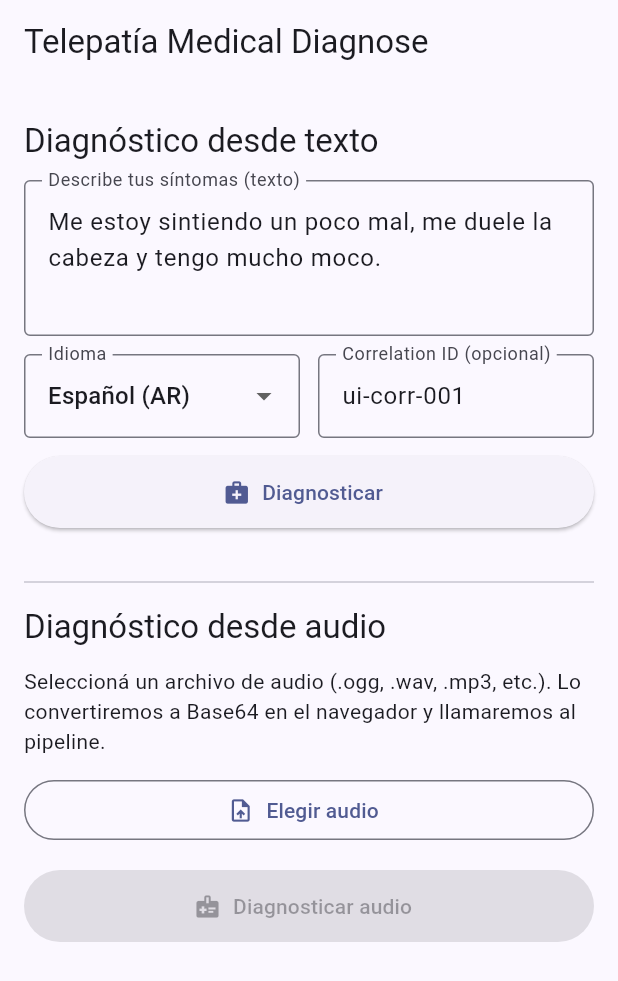
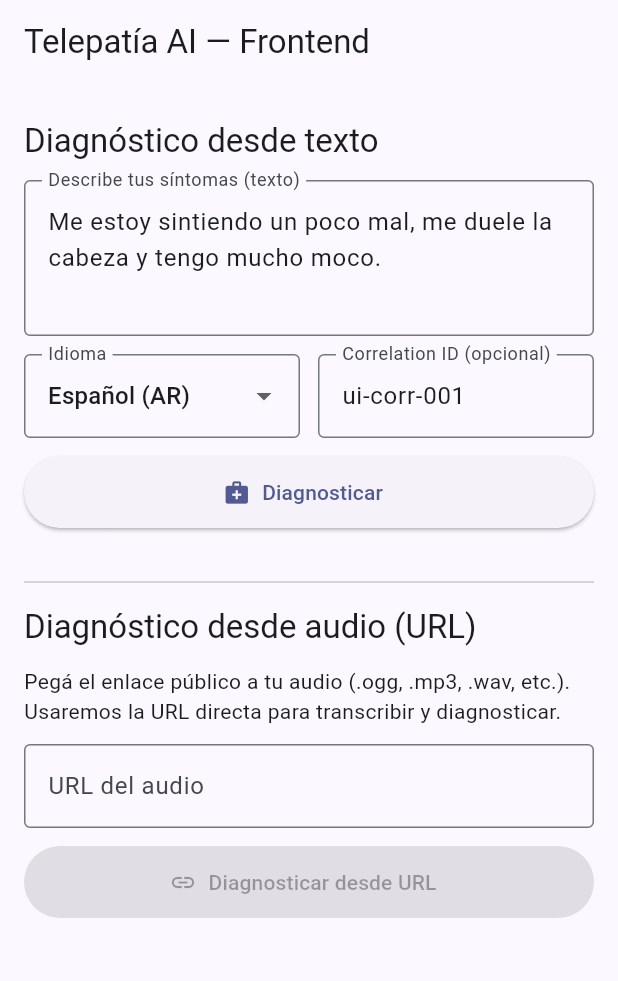
Before and after one commit to hfunescom/telepatia-ai-techtest-frontend, a Flutter app: the screen it shows after launch, on a phone screen of 412 x 824 dp. Shown: the top 981 px of the screen. Run offline on Flutter 3.47's test engine with Material 3 defaults, Android fonts, the light colour scheme and no system bars; missing offline and left inert: dart:html.

Commit message:
feat: audio picker changed to url input

```diff
--- a/telepatia_ai_techtest_frontend/lib/screens/home_screen.dart
+++ b/telepatia_ai_techtest_frontend/lib/screens/home_screen.dart
@@ -3,7 +3,6 @@ import 'dart:math' as math;
 import 'package:flutter/material.dart';
 import 'package:provider/provider.dart';
 import '../providers/pipeline_provider.dart';
-import '../utils/web_file_picker.dart';
 
 class HomeScreen extends StatefulWidget {
   const HomeScreen({super.key});
@@ -21,15 +20,15 @@ class _HomeScreenState extends State<HomeScreen> {
   final _corrController = TextEditingController(text: "ui-corr-001");
   String _language = "es-AR";
 
-  // Estado para AUDIO → pipeline
-  String? _pickedFileName;
-  int? _pickedFileSize;
-  String? _pickedFileB64;
+  // Estado para AUDIO → URL
+  final _audioUrlController = TextEditingController();
+  String? _audioFilename; // opcional, lo podés inferir desde la URL
 
   @override
   void dispose() {
     _textController.dispose();
     _corrController.dispose();
+    _audioUrlController.dispose();
     super.dispose();
   }
 
@@ -38,12 +37,34 @@ class _HomeScreenState extends State<HomeScreen> {
     ScaffoldMessenger.of(context).showSnackBar(SnackBar(content: Text(msg)));
   }
 
+  bool _isValidUrl(String s) {
+    if (s.trim().isEmpty) return false;
+    final uri = Uri.tryParse(s.trim());
+    if (uri == null) return false;
+    if (!(uri.isScheme("http") || uri.isScheme("https"))) return false;
+    return uri.host.isNotEmpty;
+  }
+
+  String? _inferFilenameFromUrl(String url) {
+    try {
+      final u = Uri.parse(url);
+      final path = u.path;
+      if (path.isEmpty || path == "/") return null;
+      final name = path.split("/").last;
+      return name.isEmpty ? null : name;
+    } catch (_) {
+      return null;
+    }
+  }
+
   @override
   Widget build(BuildContext context) {
     final provider = context.watch<PipelineProvider>();
+    final audioUrl = _audioUrlController.text.trim();
+    final isAudioUrlValid = _isValidUrl(audioUrl);
 
     return Scaffold(
-      appBar: AppBar(title: const Text('Telepatía Medical Diagnose')),
+      appBar: AppBar(title: const Text('Telepatía AI — Frontend')),
       body: Center(
         child: ConstrainedBox(
           constraints: const BoxConstraints(maxWidth: 900),
@@ -137,123 +158,81 @@ class _HomeScreenState extends State<HomeScreen> {
                   ),
 
                   // ==========================
-                  // Sección: Diagnóstico desde AUDIO
+                  // Sección: Diagnóstico desde AUDIO (URL)
                   // ==========================
                   const SizedBox(height: 28),
                   const Divider(),
                   const SizedBox(height: 8),
                   Text(
-                    "Diagnóstico desde audio",
+                    "Diagnóstico desde audio (URL)",
                     style: Theme.of(context).textTheme.titleLarge,
                   ),
                   const SizedBox(height: 12),
                   Text(
-                    "Seleccioná un archivo de audio (.ogg, .wav, .mp3, etc.). "
-                    "Lo convertiremos a Base64 en el navegador y llamaremos al pipeline.",
+                    "Pegá el enlace público a tu audio (.ogg, .mp3, .wav, etc.). "
+                    "Usaremos la URL directa para transcribir y diagnosticar.",
                     style: Theme.of(context).textTheme.bodyMedium,
                   ),
                   const SizedBox(height: 12),
 
-                  Row(
-                    children: [
-                      Expanded(
-                        child: OutlinedButton.icon(
-                          onPressed:
-                              provider.isLoading
+                  TextField(
+                    controller: _audioUrlController,
+                    decoration: InputDecoration(
+                      border: const OutlineInputBorder(),
+                      labelText: 'URL del audio',
+                      hintText: 'https://.../mi_audio.ogg',
+                      errorText:
+                          audioUrl.isEmpty || isAudioUrlValid
                               ? null
-                                  : () async {
-                                    try {
-                                      // Acepta TODOS los formatos de audio
-                                      final picked =
-                                          await pickSingleFileAsBase64(
-                                            accept: "audio/*",
-                                          );
-                                      if (picked == null) {
-                                        // usuario canceló
-                                        return;
-                                      }
-                                      setState(() {
-                                        _pickedFileName = picked.filename;
-                                        _pickedFileSize = picked.sizeBytes;
-                                        // SOLO payload base64 (sin "data:...;base64,")
-                                        _pickedFileB64 = picked.base64;
-                                      });
-                                    } catch (e) {
-                                      _showSnack(
-                                        'No se pudo leer el archivo: $e',
-                                      );
-                                    }
-                                  },
-                          icon: const Icon(Icons.upload_file),
-                          label: const Text("Elegir audio"),
-                        ),
-                      ),
-                    ],
-                  ),
-                  const SizedBox(height: 8),
-
-                  if (_pickedFileName != null)
-                    Card(
-                      child: Padding(
-                        padding: const EdgeInsets.all(12.0),
-                        child: Row(
-                          children: [
-                            const Icon(Icons.audiotrack),
-                            const SizedBox(width: 12),
-                            Expanded(
-                              child: Column(
-                                crossAxisAlignment: CrossAxisAlignment.start,
-                                children: [
-                                  Text(
-                                    _pickedFileName!,
-                                    style:
-                                        Theme.of(context).textTheme.titleSmall,
-                                  ),
-                                  const SizedBox(height: 4),
-                                  Text(
-                                    "Tamaño: ${_formatBytes(_pickedFileSize ?? 0)}",
-                                    style:
-                                        Theme.of(context).textTheme.bodySmall,
-                                  ),
-                                ],
-                              ),
-                            ),
-                            IconButton(
-                              tooltip: "Quitar archivo",
+                              : 'Ingresá una URL válida (http/https).',
+                      suffixIcon:
+                          audioUrl.isEmpty
+                              ? null
+                              : IconButton(
+                                tooltip: "Limpiar",
                                 onPressed:
                                     provider.isLoading
                                         ? null
                                         : () {
                                           setState(() {
-                                          _pickedFileName = null;
-                                          _pickedFileSize = null;
-                                          _pickedFileB64 = null;
+                                            _audioUrlController.clear();
+                                            _audioFilename = null;
                                           });
                                         },
                                 icon: const Icon(Icons.clear),
                               ),
-                          ],
                     ),
-                      ),
+                    onChanged: (_) {
+                      final inferred = _inferFilenameFromUrl(
+                        _audioUrlController.text,
+                      );
+                      setState(() => _audioFilename = inferred);
+                    },
                   ),
 
+                  if (_audioFilename != null) ...[
                     const SizedBox(height: 8),
+                    Text(
+                      "Nombre inferido: ${_audioFilename!}",
+                      style: Theme.of(context).textTheme.bodySmall,
+                    ),
+                  ],
+
+                  const SizedBox(height: 12),
                   SizedBox(
                     height: 48,
                     child: ElevatedButton.icon(
                       onPressed:
-                          provider.isLoading ||
-                                  _pickedFileB64 == null ||
-                                  _pickedFileName == null
+                          provider.isLoading || !isAudioUrlValid
                               ? null
                               : () async {
                                 FocusScope.of(context).unfocus();
                                 try {
                                   await context
                                       .read<PipelineProvider>()
-                                      .runFromAudioBase64(
-                                        base64Audio: _pickedFileB64!,
-                                        filename: _pickedFileName!,
+                                      .runFromAudioUrl(
+                                        url: audioUrl,
+                                        filename: _audioFilename,
                                         language: _language,
                                         correlationId:
                                             _corrController.text.trim().isEmpty
@@ -264,11 +243,11 @@ class _HomeScreenState extends State<HomeScreen> {
                                   _showSnack('No se pudo enviar el audio: $e');
                                 }
                               },
-                      icon: const Icon(Icons.medical_information),
+                      icon: const Icon(Icons.link),
                       label:
                           provider.isLoading
                               ? const Text("Procesando audio…")
-                              : const Text("Diagnosticar audio"),
+                              : const Text("Diagnosticar desde URL"),
                     ),
                   ),
 
```
Also changed, not shown: telepatia_ai_techtest_frontend/lib/api/client.dart (+49 -3 lines), telepatia_ai_techtest_frontend/lib/providers/pipeline_provider.dart (+29 -3 lines). Lines whose indentation alone changed are shown as unchanged.
